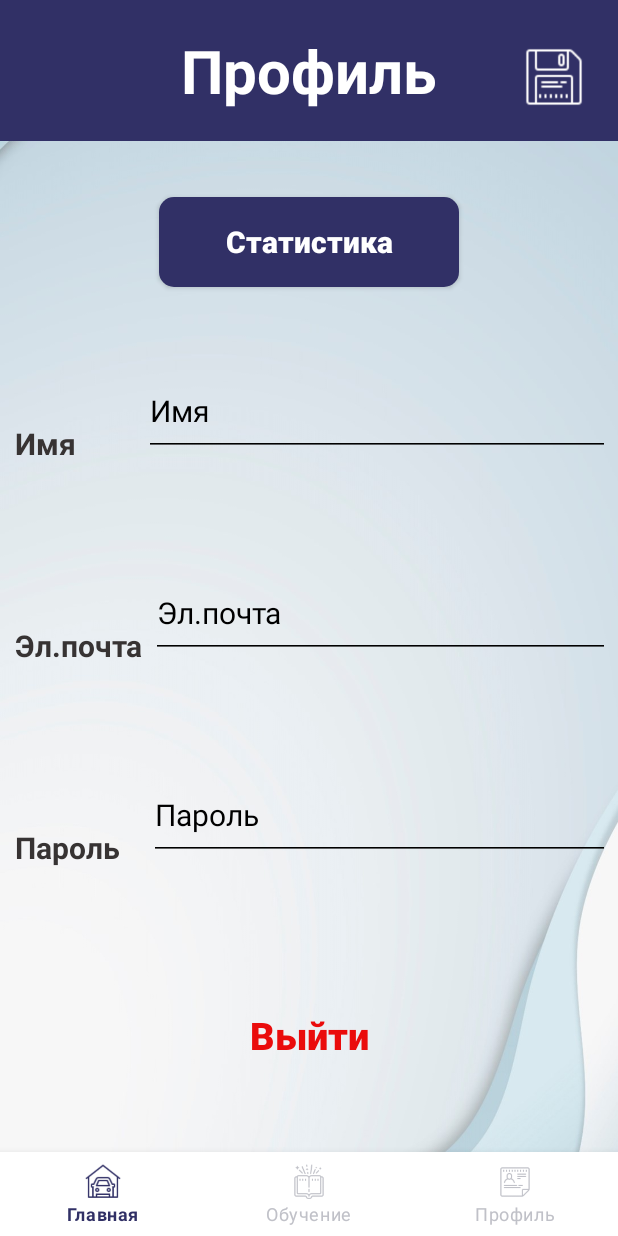
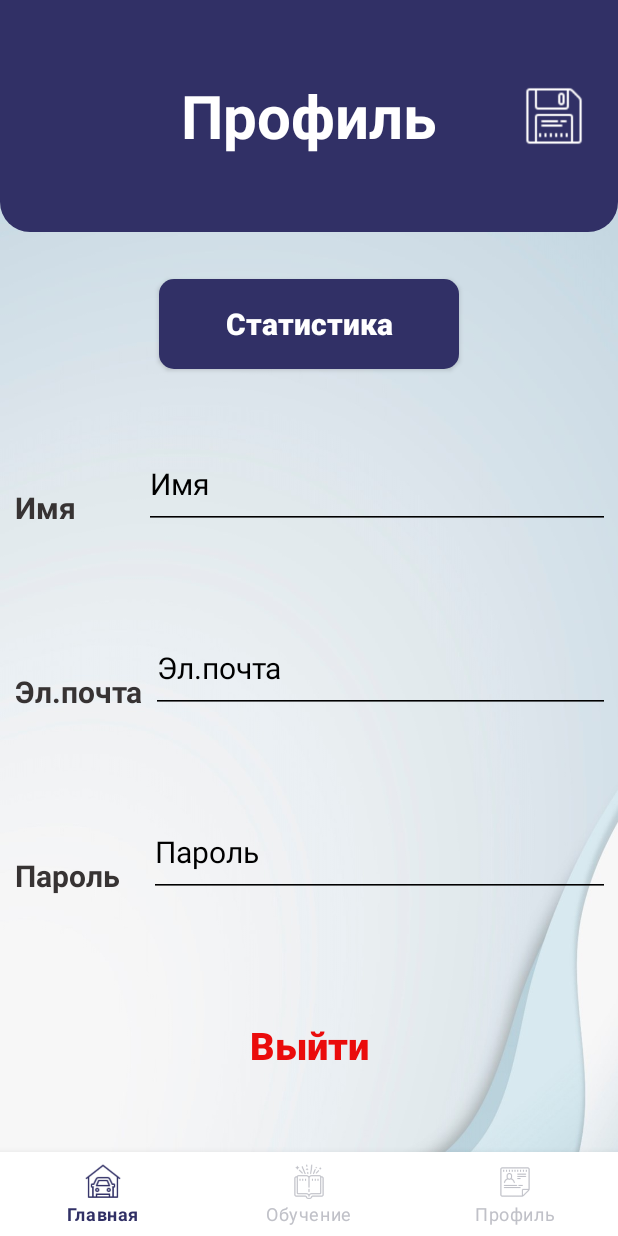
Before and after one commit to GudDasha/Diploma, an Android app: the fragment Fragment_Profile placed in its activity, on a phone screen of 412 x 824 dp. Run offline under Robolectric (Android 15) with nearby library versions, the phone set to English and light mode, and no system bars; our stand-ins replace Firebase (no records; nobody signed in at launch, a user with empty details on screens opened directly); 3 statements that could not run were skipped.

Commit message:
update profile

```diff
--- a/app/src/main/res/layout/fragment_profile.xml
+++ b/app/src/main/res/layout/fragment_profile.xml
@@ -9,10 +9,11 @@
         >
         <FrameLayout
             android:paddingVertical="20dp"
+            android:layout_weight="0.5"
             android:orientation="horizontal"
             android:layout_width="match_parent"
             android:layout_height="wrap_content"
-            android:background="#313066">
+            android:background="@drawable/layout_border">
             <TextView
                 android:layout_width="wrap_content"
                 android:layout_height="wrap_content"
@@ -20,31 +21,16 @@
                 android:textSize="40dp"
                 android:textColor="#ffff"
                 android:textStyle="bold"
-                android:layout_gravity="center_horizontal|bottom"/>
+                android:layout_gravity="center_horizontal|center"/>
             <ImageView
                 android:id="@+id/btn_save"
-                android:layout_gravity="right|bottom"
+                android:layout_gravity="right|center"
                 android:layout_marginRight="20dp"
                 android:layout_width="45dp"
                 android:layout_height="45dp"
                 android:background="@drawable/save1"/>
 
         </FrameLayout>
-        <LinearLayout
-            android:visibility="gone"
-            android:orientation="horizontal"
-            android:layout_weight="2"
-            android:layout_width="match_parent"
-            android:layout_height="0dp"
-            android:background="@drawable/layout_border"
-            android:gravity="center">
-            <ImageView
-                android:id="@+id/prof_img"
-                android:layout_width="180dp"
-                android:layout_height="160dp"
-                android:layout_gravity="bottom"
-                android:background="@drawable/profile_img"/>
-        </LinearLayout>
         <LinearLayout
             android:layout_weight="1"
             android:layout_width="match_parent"
```
